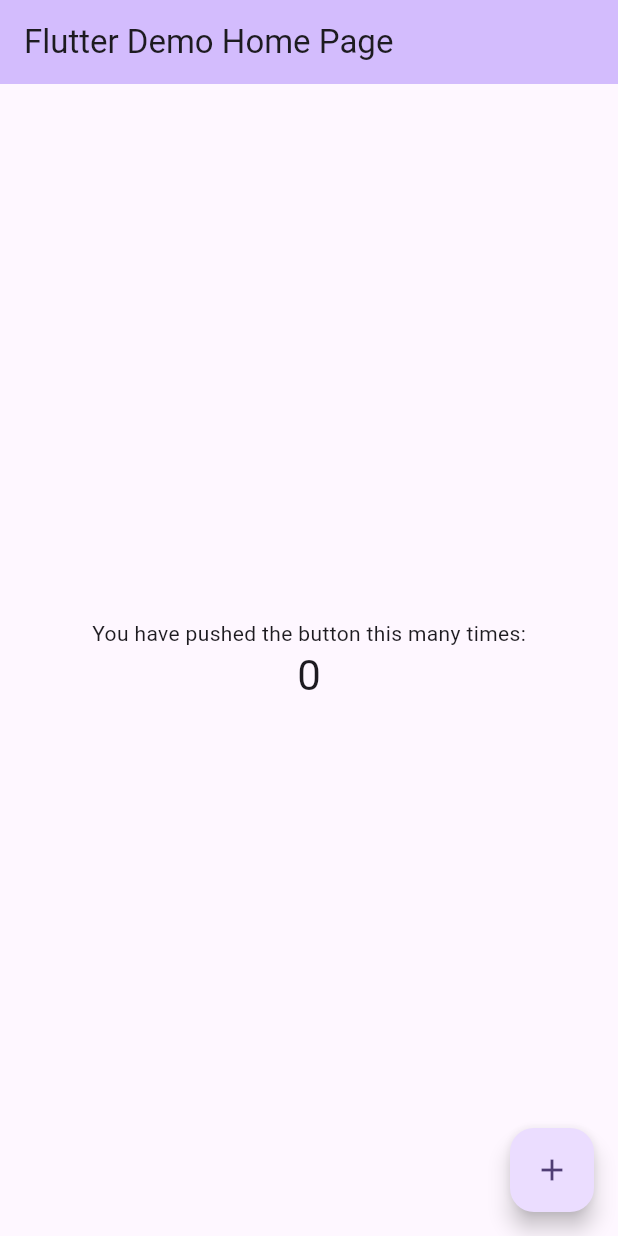
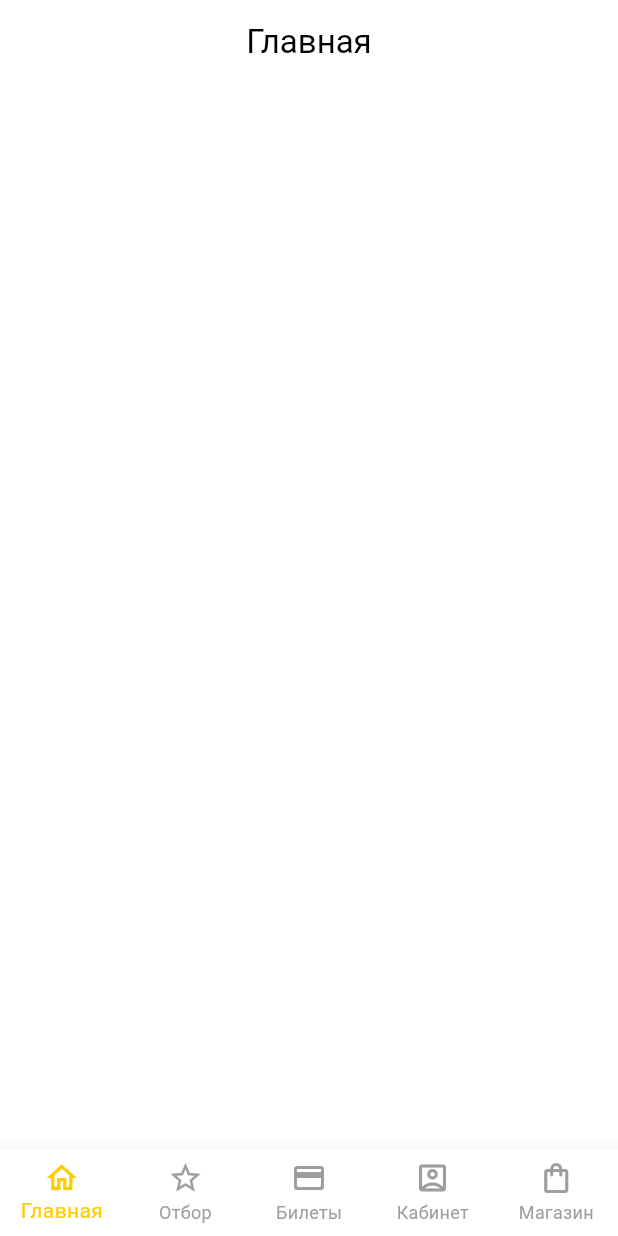
Before and after one commit to dtussupbayev/fc_kairat_app, a Flutter app: the screen it shows after launch, on a phone screen of 412 x 824 dp. Run offline on Flutter 3.47's test engine with Material 3 defaults, Android fonts, the phone set to English and light mode, and no system bars; our stand-ins replace go_router.

Commit message:
feat: implement navigation with go_router and bottom navigation bar

```diff
--- a/lib/main.dart
+++ b/lib/main.dart
@@ -1,125 +1,22 @@
 import 'package:flutter/material.dart';
 
+import 'presentation/navigation/router.dart';
+import 'presentation/themes/theme.dart';
+
 void main() {
-  runApp(const MyApp());
+  runApp(const FCKairatCloneApp());
 }
 
-class MyApp extends StatelessWidget {
-  const MyApp({super.key});
+class FCKairatCloneApp extends StatelessWidget {
+  const FCKairatCloneApp({super.key});
 
-  // This widget is the root of your application.
   @override
   Widget build(BuildContext context) {
-    return MaterialApp(
-      title: 'Flutter Demo',
-      theme: ThemeData(
-        // This is the theme of your application.
-        //
-        // TRY THIS: Try running your application with "flutter run". You'll see
-        // the application has a purple toolbar. Then, without quitting the app,
-        // try changing the seedColor in the colorScheme below to Colors.green
-        // and then invoke "hot reload" (save your changes or press the "hot
-        // reload" button in a Flutter-supported IDE, or press "r" if you used
-        // the command line to start the app).
-        //
-        // Notice that the counter didn't reset back to zero; the application
-        // state is not lost during the reload. To reset the state, use hot
-        // restart instead.
-        //
-        // This works for code too, not just values: Most code changes can be
-        // tested with just a hot reload.
-        colorScheme: ColorScheme.fromSeed(seedColor: Colors.deepPurple),
-        useMaterial3: true,
-      ),
-      home: const MyHomePage(title: 'Flutter Demo Home Page'),
+    return MaterialApp.router(
+      title: 'FC Kairat Clone App',
+      theme: createLightTheme(),
+      routerConfig: router,
+      debugShowCheckedModeBanner: false,
     );
   }
 }
-
-class MyHomePage extends StatefulWidget {
-  const MyHomePage({super.key, required this.title});
-
-  // This widget is the home page of your application. It is stateful, meaning
-  // that it has a State object (defined below) that contains fields that affect
-  // how it looks.
-
-  // This class is the configuration for the state. It holds the values (in this
-  // case the title) provided by the parent (in this case the App widget) and
-  // used by the build method of the State. Fields in a Widget subclass are
-  // always marked "final".
-
-  final String title;
-
-  @override
-  State<MyHomePage> createState() => _MyHomePageState();
-}
-
-class _MyHomePageState extends State<MyHomePage> {
-  int _counter = 0;
-
-  void _incrementCounter() {
-    setState(() {
-      // This call to setState tells the Flutter framework that something has
-      // changed in this State, which causes it to rerun the build method below
-      // so that the display can reflect the updated values. If we changed
-      // _counter without calling setState(), then the build method would not be
-      // called again, and so nothing would appear to happen.
-      _counter++;
-    });
-  }
-
-  @override
-  Widget build(BuildContext context) {
-    // This method is rerun every time setState is called, for instance as done
-    // by the _incrementCounter method above.
-    //
-    // The Flutter framework has been optimized to make rerunning build methods
-    // fast, so that you can just rebuild anything that needs updating rather
-    // than having to individually change instances of widgets.
-    return Scaffold(
-      appBar: AppBar(
-        // TRY THIS: Try changing the color here to a specific color (to
-        // Colors.amber, perhaps?) and trigger a hot reload to see the AppBar
-        // change color while the other colors stay the same.
-        backgroundColor: Theme.of(context).colorScheme.inversePrimary,
-        // Here we take the value from the MyHomePage object that was created by
-        // the App.build method, and use it to set our appbar title.
-        title: Text(widget.title),
-      ),
-      body: Center(
-        // Center is a layout widget. It takes a single child and positions it
-        // in the middle of the parent.
-        child: Column(
-          // Column is also a layout widget. It takes a list of children and
-          // arranges them vertically. By default, it sizes itself to fit its
-          // children horizontally, and tries to be as tall as its parent.
-          //
-          // Column has various properties to control how it sizes itself and
-          // how it positions its children. Here we use mainAxisAlignment to
-          // center the children vertically; the main axis here is the vertical
-          // axis because Columns are vertical (the cross axis would be
-          // horizontal).
-          //
-          // TRY THIS: Invoke "debug painting" (choose the "Toggle Debug Paint"
-          // action in the IDE, or press "p" in the console), to see the
-          // wireframe for each widget.
-          mainAxisAlignment: MainAxisAlignment.center,
-          children: <Widget>[
-            const Text(
-              'You have pushed the button this many times:',
-            ),
-            Text(
-              '$_counter',
-              style: Theme.of(context).textTheme.headlineMedium,
-            ),
-          ],
-        ),
-      ),
-      floatingActionButton: FloatingActionButton(
-        onPressed: _incrementCounter,
-        tooltip: 'Increment',
-        child: const Icon(Icons.add),
-      ), // This trailing comma makes auto-formatting nicer for build methods.
-    );
-  }
-}
--- /dev/null
+++ b/lib/presentation/features/home/screens/home_screen.dart
@@ -0,0 +1,15 @@
+import 'package:flutter/material.dart';
+
+class HomeScreen extends StatelessWidget {
+  const HomeScreen({super.key});
+
+  @override
+  Widget build(BuildContext context) {
+    return Scaffold(
+      appBar: AppBar(
+        title: Text('Главная'),
+      ),
+      body: Container(),
+    );
+  }
+}
--- /dev/null
+++ b/lib/presentation/navigation/bottom_navigation_scaffold.dart
@@ -0,0 +1,61 @@
+import 'package:flutter/material.dart';
+import 'package:go_router/go_router.dart';
+
+class BottomNavScaffold extends StatelessWidget {
+  const BottomNavScaffold({
+    super.key,
+    required this.navigationShell,
+  });
+
+  final StatefulNavigationShell navigationShell;
+
+  @override
+  Widget build(BuildContext context) {
+    return Scaffold(
+      body: navigationShell,
+      bottomNavigationBar: BottomNavigationBar(
+        items: <BottomNavigationBarItem>[
+          _buildBottomNavItem(
+            iconData: Icons.home_outlined,
+            label: 'Главная',
+          ),
+          _buildBottomNavItem(
+            iconData: Icons.star_border,
+            label: 'Отбор',
+          ),
+          _buildBottomNavItem(
+            iconData: Icons.credit_card_rounded,
+            label: 'Билеты',
+          ),
+          _buildBottomNavItem(
+            iconData: Icons.account_box_outlined,
+            label: 'Кабинет',
+          ),
+          _buildBottomNavItem(
+            iconData: Icons.shopping_bag_outlined,
+            label: 'Магазин',
+          ),
+        ],
+        currentIndex: navigationShell.currentIndex,
+        onTap: (int index) => _onTap(context, index),
+      ),
+    );
+  }
+
+  BottomNavigationBarItem _buildBottomNavItem({
+    required IconData iconData,
+    required String label,
+  }) {
+    return BottomNavigationBarItem(
+      icon: Icon(iconData),
+      label: label,
+    );
+  }
+
+  void _onTap(BuildContext context, int index) {
+    navigationShell.goBranch(
+      index,
+      initialLocation: index == navigationShell.currentIndex,
+    );
+  }
+}
--- /dev/null
+++ b/lib/presentation/navigation/router.dart
@@ -0,0 +1,76 @@
+import 'package:fc_kairat_app/presentation/features/home/screens/home_screen.dart';
+import 'package:fc_kairat_app/presentation/features/profile/screens/profile_screen.dart';
+import 'package:fc_kairat_app/presentation/features/selection/screens/selection_screen.dart';
+import 'package:fc_kairat_app/presentation/features/shop/screens/shop_screen.dart';
+import 'package:fc_kairat_app/presentation/features/ticket/screens/tickets_screen.dart';
+import 'package:flutter/material.dart';
+import 'package:go_router/go_router.dart';
+
+import 'bottom_navigation_scaffold.dart';
+
+final router = GoRouter(
+  initialLocation: '/home',
+  routes: [
+    StatefulShellRoute.indexedStack(
+      builder: (
+        BuildContext context,
+        GoRouterState state,
+        StatefulNavigationShell navigationShell,
+      ) {
+        return BottomNavScaffold(navigationShell: navigationShell);
+      },
+      branches: [
+        StatefulShellBranch(
+          routes: [
+            GoRoute(
+              path: '/home',
+              builder: (BuildContext context, GoRouterState state) =>
+                  const HomeScreen(),
+              routes: [],
+            ),
+          ],
+        ),
+        StatefulShellBranch(
+          routes: [
+            GoRoute(
+              path: '/selection',
+              builder: (BuildContext context, GoRouterState state) =>
+                  const SelectionScreen(),
+              routes: [],
+            ),
+          ],
+        ),
+        StatefulShellBranch(
+          routes: [
+            GoRoute(
+              path: '/tickets',
+              builder: (BuildContext context, GoRouterState state) =>
+                  const TicketsScreen(),
+              routes: [],
+            ),
+          ],
+        ),
+        StatefulShellBranch(
+          routes: [
+            GoRoute(
+              path: '/profile',
+              builder: (BuildContext context, GoRouterState state) =>
+                  const ProfileScreen(),
+              routes: [],
+            ),
+          ],
+        ),
+        StatefulShellBranch(
+          routes: [
+            GoRoute(
+              path: '/shop',
+              builder: (BuildContext context, GoRouterState state) =>
+                  const ShopScreen(),
+              routes: [],
+            ),
+          ],
+        ),
+      ],
+    ),
+  ],
+);
--- a/pubspec.yaml
+++ b/pubspec.yaml
@@ -31,9 +31,8 @@ dependencies:
   flutter:
     sdk: flutter
 
-  # The following adds the Cupertino Icons font to your application.
-  # Use with the CupertinoIcons class for iOS style icons.
   cupertino_icons: ^1.0.8
+  go_router: ^14.6.3
 
 dev_dependencies:
   flutter_test:
```
Also changed, not shown: lib/presentation/features/profile/screens/profile_screen.dart (added, +15 -0 lines), lib/presentation/features/selection/screens/selection_screen.dart (added, +15 -0 lines), lib/presentation/features/shop/screens/shop_screen.dart (added, +15 -0 lines), lib/presentation/features/ticket/screens/tickets_screen.dart (added, +15 -0 lines), pubspec.lock, 1 other file.
